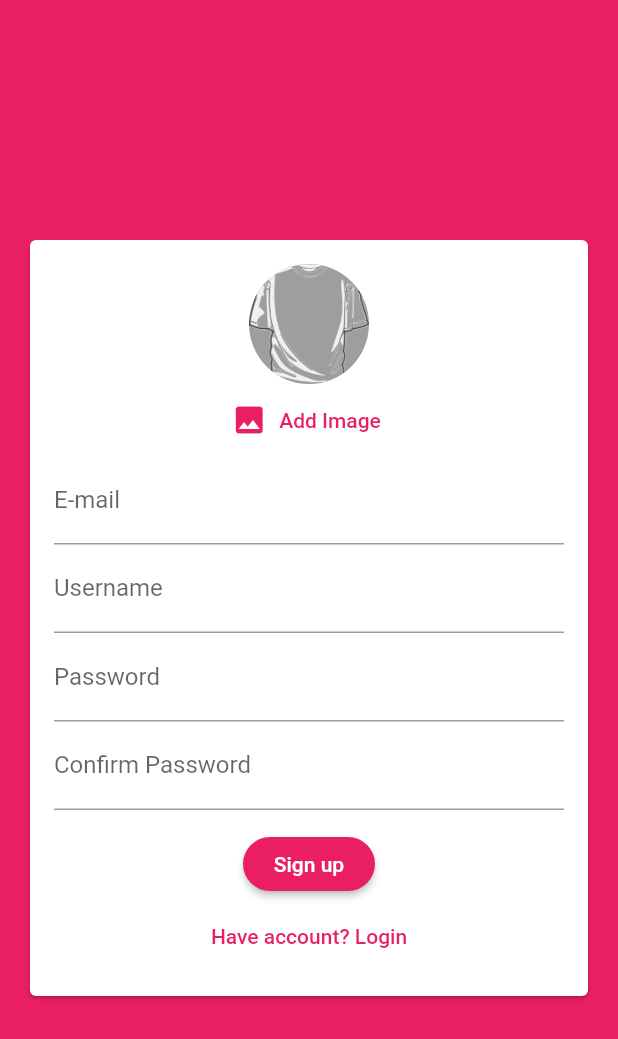
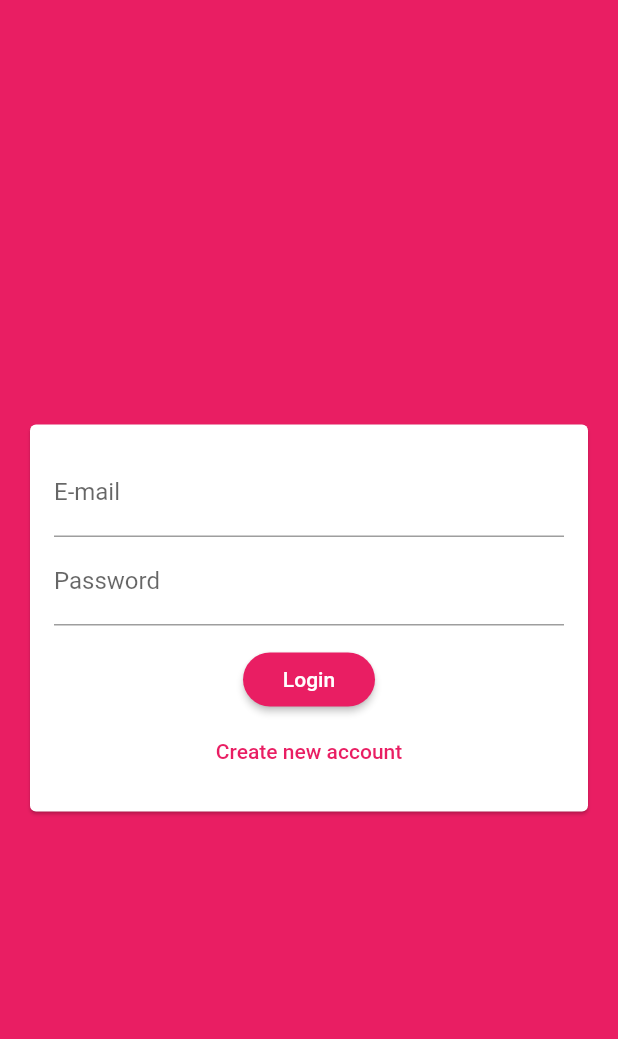
Before and after one commit to MedhatMohamed5/ChatApp, a Flutter app: the screen it shows after launch, on a phone screen of 412 x 824 dp. Shown: the top 1039 px of the screen. Run offline on Flutter 3.47's test engine with Material 2 defaults, Android fonts, the phone set to English and light mode, and no system bars; our stand-ins replace cloud_firestore, firebase_auth, firebase_storage, image_picker; accounts and stored records are empty.

```diff
--- a/lib/widgets/auth/auth_form.dart
+++ b/lib/widgets/auth/auth_form.dart
@@ -21,7 +21,7 @@ class AuthForm extends StatefulWidget {
 class _AuthFormState extends State<AuthForm> {
   final _formKey = GlobalKey<FormState>();
 
-  var _isLogin = false;
+  var _isLogin = true;
   var _userEmail = '';
   var _userName = '';
   var _userPassword = '';
--- a/lib/widgets/chat/messages.dart
+++ b/lib/widgets/chat/messages.dart
@@ -33,6 +33,7 @@ class Messages extends StatelessWidget {
                 chatDocs[index]['text'],
                 chatDocs[index]['userId'] == futureSnapshot.data.uid,
                 chatDocs[index]['username'],
+                chatDocs[index]['userImage'],
                 key: ValueKey(chatDocs[index].documentID),
               ),
               itemCount: chatDocs.length,
--- a/lib/widgets/chat/new_message.dart
+++ b/lib/widgets/chat/new_message.dart
@@ -22,7 +22,8 @@ class _NewMessageState extends State<NewMessage> {
       'text': _message,
       'createdAt': Timestamp.now(),
       'userId': user.uid,
-      'username': userData.data['username'],
+      'username': userData['username'],
+      'userImage': userData['image_url'],
     });
     _controller.clear();
     setState(() {
--- a/pubspec.yaml
+++ b/pubspec.yaml
@@ -32,6 +32,7 @@ dependencies:
   firebase_auth: ^0.16.1
   image_picker: ^0.6.7+17
   firebase_storage: ^3.1.5
+  firebase_messaging: ^6.0.13
 
 dev_dependencies:
   flutter_test:
```
Also changed, not shown: lib/widgets/chat/message_bubble.dart (+24 -6 lines), pubspec.lock.
